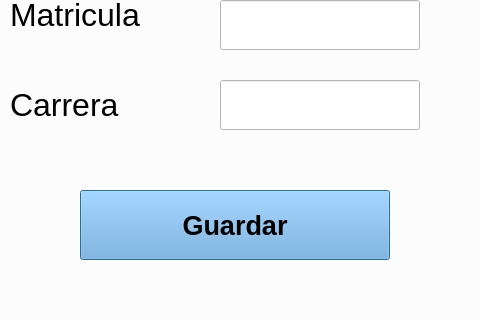
First picture: the form in UserExperience/views/register.ui, repository ChavezE/smartbooth, before the edit; both pictures show x 280 to 760 and y 180 to 500 of the 1020 by 760 pixel window.
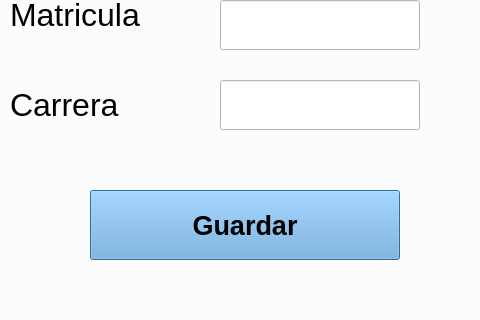
Second picture: the form after the edit.

Commit message: register view y mainwindow

What changed in the file:
```diff
--- a/UserExperience/views/register.ui
+++ b/UserExperience/views/register.ui
@@ -168,7 +168,7 @@
    <widget class="QLabel" name="mat_error">
     <property name="geometry">
      <rect>
-      <x>510</x>
+      <x>490</x>
       <y>240</y>
       <width>121</width>
       <height>17</height>
@@ -176,13 +176,13 @@
     </property>
     <property name="font">
      <font>
-      <pointsize>10</pointsize>
-      <weight>50</weight>
-      <bold>false</bold>
+      <pointsize>14</pointsize>
+      <weight>75</weight>
+      <bold>true</bold>
      </font>
     </property>
     <property name="styleSheet">
-     <string notr="true"/>
+     <string notr="true">color: rgb(255, 0, 0);</string>
     </property>
     <property name="text">
      <string/>
@@ -191,85 +191,21 @@
    <widget class="QLabel" name="car_error">
     <property name="geometry">
      <rect>
-      <x>510</x>
-      <y>330</y>
+      <x>490</x>
+      <y>320</y>
       <width>121</width>
       <height>17</height>
      </rect>
     </property>
-    <property name="palette">
-     <palette>
-      <active>
-       <colorrole role="WindowText">
-        <brush brushstyle="SolidPattern">
-         <color alpha="255">
-          <red>255</red>
-          <green>0</green>
-          <blue>0</blue>
-         </color>
-        </brush>
-       </colorrole>
-       <colorrole role="Text">
-        <brush brushstyle="SolidPattern">
-         <color alpha="255">
-          <red>0</red>
-          <green>0</green>
-          <blue>0</blue>
-         </color>
-        </brush>
-       </colorrole>
-      </active>
-      <inactive>
-       <colorrole role="WindowText">
-        <brush brushstyle="SolidPattern">
-         <color alpha="255">
-          <red>255</red>
-          <green>0</green>
-          <blue>0</blue>
-         </color>
-        </brush>
-       </colorrole>
-       <colorrole role="Text">
-        <brush brushstyle="SolidPattern">
-         <color alpha="255">
-          <red>0</red>
-          <green>0</green>
-          <blue>0</blue>
-         </color>
-        </brush>
-       </colorrole>
-      </inactive>
-      <disabled>
-       <colorrole role="WindowText">
-        <brush brushstyle="SolidPattern">
-         <color alpha="255">
-          <red>120</red>
-          <green>120</green>
-          <blue>120</blue>
-         </color>
-        </brush>
-       </colorrole>
-       <colorrole role="Text">
-        <brush brushstyle="SolidPattern">
-         <color alpha="255">
-          <red>120</red>
-          <green>120</green>
-          <blue>120</blue>
-         </color>
-        </brush>
-       </colorrole>
-      </disabled>
-     </palette>
-    </property>
     <property name="font">
      <font>
-      <pointsize>10</pointsize>
-      <weight>50</weight>
-      <bold>false</bold>
+      <pointsize>14</pointsize>
+      <weight>75</weight>
+      <bold>true</bold>
      </font>
     </property>
     <property name="styleSheet">
-     <string notr="true"/>
+     <string notr="true">color: rgb(255, 0, 0);</string>
     </property>
     <property name="text">
      <string/>
@@ -278,7 +214,7 @@
    <widget class="QPushButton" name="registerButton">
     <property name="geometry">
      <rect>
-      <x>350</x>
+      <x>360</x>
       <y>370</y>
       <width>310</width>
       <height>70</height>
@@ -292,7 +228,7 @@
      </font>
     </property>
     <property name="styleSheet">
-     <string notr="true">background:rgb(109, 169, 225)</string>
+     <string notr="true">background-color: rgb(109, 169, 225);</string>
     </property>
     <property name="text">
      <string>Guardar</string>
```
The commit also changes 1 other file.
